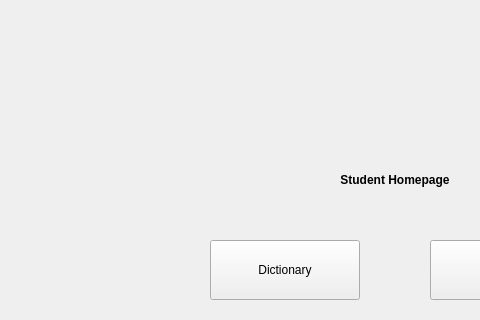
ConnorGorman7/StockLab, file widget.ui: the form before one commit; both pictures show x 0 to 480 and y 0 to 320 of the 800 by 600 pixel window.
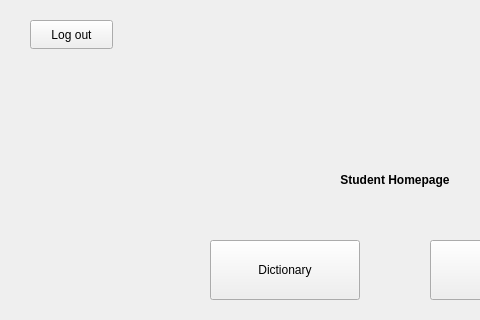
The form after the commit. The open tabs and pages were chosen to show the change.

Commit message: added logout button to student home page

```diff
--- a/widget.ui
+++ b/widget.ui
@@ -642,6 +642,19 @@
       <set>Qt::AlignmentFlag::AlignCenter</set>
      </property>
     </widget>
+    <widget class="QPushButton" name="logoutButton">
+     <property name="geometry">
+      <rect>
+       <x>30</x>
+       <y>20</y>
+       <width>83</width>
+       <height>29</height>
+      </rect>
+     </property>
+     <property name="text">
+      <string>Log out</string>
+     </property>
+    </widget>
    </widget>
   </widget>
  </widget>
```
Left out of the diff: 2 changed lines with no effect on the pictures. The commit also changes 7 other files.
